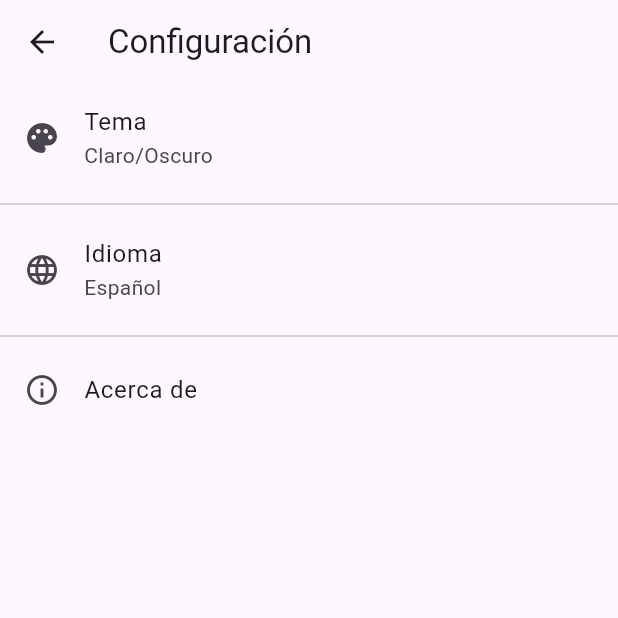
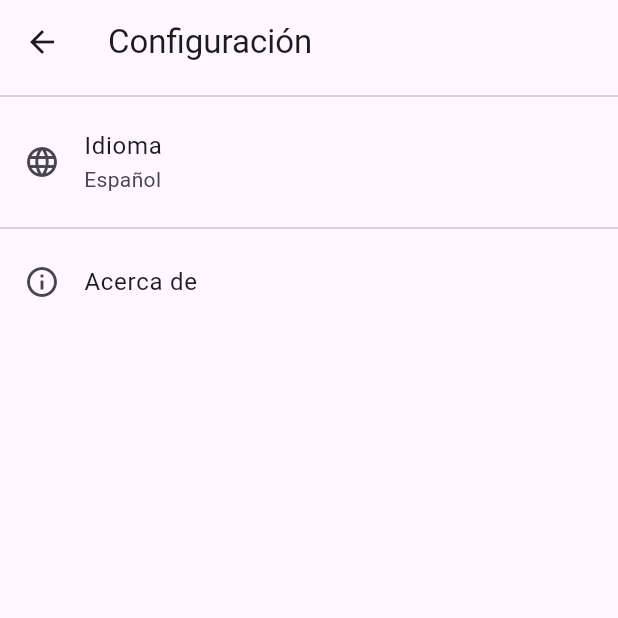
Before and after one commit to Marlon042/Notas-discretas1, a Flutter app: the SettingsScreen screen opened directly, on a phone screen of 412 x 824 dp, the top half of it. Run offline on Flutter 3.47's test engine with Material 3 defaults, Android fonts, the phone set to English and light mode, and no system bars; our stand-ins replace bloc, cloud_firestore, equatable, firebase_auth, firebase_core, firebase_messaging and 1 more; accounts and stored records are empty.

Commit message:
verificar
 de cambiar tema claro/oscuro

```diff
--- a/lib/features/settings/settings_screen.dart
+++ b/lib/features/settings/settings_screen.dart
@@ -1,6 +1,4 @@
 // Importación necesaria para usar ThemeBloc
-import 'package:flutter_bloc/flutter_bloc.dart';
-import 'package:prueba/features/settings/bloc/theme_bloc.dart';
 import 'package:flutter/material.dart';
 
 class SettingsScreen extends StatelessWidget {
@@ -12,16 +10,6 @@ class SettingsScreen extends StatelessWidget {
       appBar: AppBar(title: const Text('Configuración')),
       body: ListView(
         children: [
-          ListTile(
-            leading: const Icon(Icons.palette),
-            title: const Text('Tema'),
-            subtitle: const Text('Claro/Oscuro'),
-            onTap: () {
-              // Implementación del cambio de tema
-              final themeBloc = BlocProvider.of<ThemeBloc>(context);
-              themeBloc.add(ToggleThemeEvent());
-            },
-          ),
           const Divider(),
           ListTile(
             leading: const Icon(Icons.language),
```
Also changed, not shown: lib/main.dart (+1 -36 lines).
